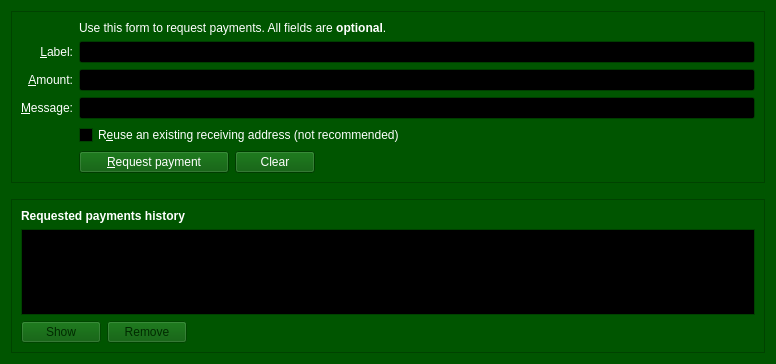
First picture: the form in src/qt/forms/receivecoinsdialog.ui, repository xviicoin-project/xviicoin, before the edit.
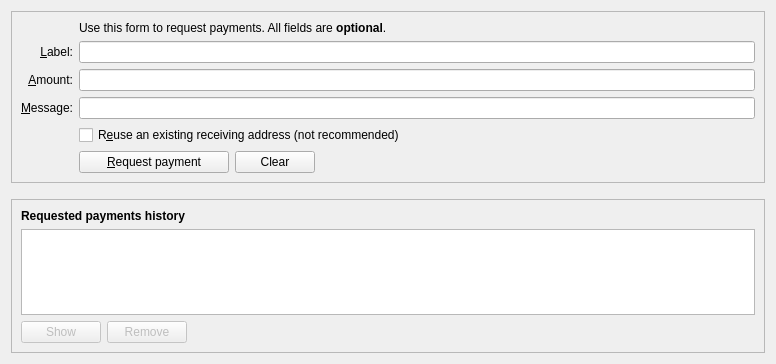
Second picture: the form after the edit. Icons and pictures are not drawn. Custom widgets are drawn as their Qt base class.

```diff
--- a/src/qt/forms/receivecoinsdialog.ui
+++ b/src/qt/forms/receivecoinsdialog.ui
@@ -10,448 +10,6 @@
     <height>364</height>
    </rect>
   </property>
-  <property name="palette">
-   <palette>
-    <active>
-     <colorrole role="WindowText">
-      <brush brushstyle="SolidPattern">
-       <color alpha="255">
-        <red>255</red>
-        <green>255</green>
-        <blue>255</blue>
-       </color>
-      </brush>
-     </colorrole>
-     <colorrole role="Button">
-      <brush brushstyle="SolidPattern">
-       <color alpha="255">
-        <red>0</red>
-        <green>85</green>
-        <blue>0</blue>
-       </color>
-      </brush>
-     </colorrole>
-     <colorrole role="Light">
-      <brush brushstyle="SolidPattern">
-       <color alpha="255">
-        <red>0</red>
-        <green>127</green>
-        <blue>0</blue>
-       </color>
-      </brush>
-     </colorrole>
-     <colorrole role="Midlight">
-      <brush brushstyle="SolidPattern">
-       <color alpha="255">
-        <red>0</red>
-        <green>106</green>
-        <blue>0</blue>
-       </color>
-      </brush>
-     </colorrole>
-     <colorrole role="Dark">
-      <brush brushstyle="SolidPattern">
-       <color alpha="255">
-        <red>0</red>
-        <green>42</green>
-        <blue>0</blue>
-       </color>
-      </brush>
-     </colorrole>
-     <colorrole role="Mid">
-      <brush brushstyle="SolidPattern">
-       <color alpha="255">
-        <red>0</red>
-        <green>56</green>
-        <blue>0</blue>
-       </color>
-      </brush>
-     </colorrole>
-     <colorrole role="Text">
-      <brush brushstyle="SolidPattern">
-       <color alpha="255">
-        <red>255</red>
-        <green>255</green>
-        <blue>255</blue>
-       </color>
-      </brush>
-     </colorrole>
-     <colorrole role="BrightText">
-      <brush brushstyle="SolidPattern">
-       <color alpha="255">
-        <red>255</red>
-        <green>255</green>
-        <blue>255</blue>
-       </color>
-      </brush>
-     </colorrole>
-     <colorrole role="ButtonText">
-      <brush brushstyle="SolidPattern">
-       <color alpha="255">
-        <red>255</red>
-        <green>255</green>
-        <blue>255</blue>
-       </color>
-      </brush>
-     </colorrole>
-     <colorrole role="Base">
-      <brush brushstyle="SolidPattern">
-       <color alpha="255">
-        <red>0</red>
-        <green>0</green>
-        <blue>0</blue>
-       </color>
-      </brush>
-     </colorrole>
-     <colorrole role="Window">
-      <brush brushstyle="SolidPattern">
-       <color alpha="255">
-        <red>0</red>
-        <green>85</green>
-        <blue>0</blue>
-       </color>
-      </brush>
-     </colorrole>
-     <colorrole role="Shadow">
-      <brush brushstyle="SolidPattern">
-       <color alpha="255">
-        <red>0</red>
-        <green>0</green>
-        <blue>0</blue>
-       </color>
-      </brush>
-     </colorrole>
-     <colorrole role="AlternateBase">
-      <brush brushstyle="SolidPattern">
-       <color alpha="255">
-        <red>0</red>
-        <green>42</green>
-        <blue>0</blue>
-       </color>
-      </brush>
-     </colorrole>
-     <colorrole role="ToolTipBase">
-      <brush brushstyle="SolidPattern">
-       <color alpha="255">
-        <red>255</red>
-        <green>255</green>
-        <blue>220</blue>
-       </color>
-      </brush>
-     </colorrole>
-     <colorrole role="ToolTipText">
-      <brush brushstyle="SolidPattern">
-       <color alpha="255">
-        <red>0</red>
-        <green>0</green>
-        <blue>0</blue>
-       </color>
-      </brush>
-     </colorrole>
-     <colorrole role="PlaceholderText">
-      <brush brushstyle="SolidPattern">
-       <color alpha="128">
-        <red>255</red>
-        <green>255</green>
-        <blue>255</blue>
-       </color>
-      </brush>
-     </colorrole>
-    </active>
-    <inactive>
-     <colorrole role="WindowText">
-      <brush brushstyle="SolidPattern">
-       <color alpha="255">
-        <red>255</red>
-        <green>255</green>
-        <blue>255</blue>
-       </color>
-      </brush>
-     </colorrole>
-     <colorrole role="Button">
-      <brush brushstyle="SolidPattern">
-       <color alpha="255">
-        <red>0</red>
-        <green>85</green>
-        <blue>0</blue>
-       </color>
-      </brush>
-     </colorrole>
-     <colorrole role="Light">
-      <brush brushstyle="SolidPattern">
-       <color alpha="255">
-        <red>0</red>
-        <green>127</green>
-        <blue>0</blue>
-       </color>
-      </brush>
-     </colorrole>
-     <colorrole role="Midlight">
-      <brush brushstyle="SolidPattern">
-       <color alpha="255">
-        <red>0</red>
-        <green>106</green>
-        <blue>0</blue>
-       </color>
-      </brush>
-     </colorrole>
-     <colorrole role="Dark">
-      <brush brushstyle="SolidPattern">
-       <color alpha="255">
-        <red>0</red>
-        <green>42</green>
-        <blue>0</blue>
-       </color>
-      </brush>
-     </colorrole>
-     <colorrole role="Mid">
-      <brush brushstyle="SolidPattern">
-       <color alpha="255">
-        <red>0</red>
-        <green>56</green>
-        <blue>0</blue>
-       </color>
-      </brush>
-     </colorrole>
-     <colorrole role="Text">
-      <brush brushstyle="SolidPattern">
-       <color alpha="255">
-        <red>255</red>
-        <green>255</green>
-        <blue>255</blue>
-       </color>
-      </brush>
-     </colorrole>
-     <colorrole role="BrightText">
-      <brush brushstyle="SolidPattern">
-       <color alpha="255">
-        <red>255</red>
-        <green>255</green>
-        <blue>255</blue>
-       </color>
-      </brush>
-     </colorrole>
-     <colorrole role="ButtonText">
-      <brush brushstyle="SolidPattern">
-       <color alpha="255">
-        <red>255</red>
-        <green>255</green>
-        <blue>255</blue>
-       </color>
-      </brush>
-     </colorrole>
-     <colorrole role="Base">
-      <brush brushstyle="SolidPattern">
-       <color alpha="255">
-        <red>0</red>
-        <green>0</green>
-        <blue>0</blue>
-       </color>
-      </brush>
-     </colorrole>
-     <colorrole role="Window">
-      <brush brushstyle="SolidPattern">
-       <color alpha="255">
-        <red>0</red>
-        <green>85</green>
-        <blue>0</blue>
-       </color>
-      </brush>
-     </colorrole>
-     <colorrole role="Shadow">
-      <brush brushstyle="SolidPattern">
-       <color alpha="255">
-        <red>0</red>
-        <green>0</green>
-        <blue>0</blue>
-       </color>
-      </brush>
-     </colorrole>
-     <colorrole role="AlternateBase">
-      <brush brushstyle="SolidPattern">
-       <color alpha="255">
-        <red>0</red>
-        <green>42</green>
-        <blue>0</blue>
-       </color>
-      </brush>
-     </colorrole>
-     <colorrole role="ToolTipBase">
-      <brush brushstyle="SolidPattern">
-       <color alpha="255">
-        <red>255</red>
-        <green>255</green>
-        <blue>220</blue>
-       </color>
-      </brush>
-     </colorrole>
-     <colorrole role="ToolTipText">
-      <brush brushstyle="SolidPattern">
-       <color alpha="255">
-        <red>0</red>
-        <green>0</green>
-        <blue>0</blue>
-       </color>
-      </brush>
-     </colorrole>
-     <colorrole role="PlaceholderText">
-      <brush brushstyle="SolidPattern">
-       <color alpha="128">
-        <red>255</red>
-        <green>255</green>
-        <blue>255</blue>
-       </color>
-      </brush>
-     </colorrole>
-    </inactive>
-    <disabled>
-     <colorrole role="WindowText">
-      <brush brushstyle="SolidPattern">
-       <color alpha="255">
-        <red>0</red>
-        <green>42</green>
-        <blue>0</blue>
-       </color>
-      </brush>
-     </colorrole>
-     <colorrole role="Button">
-      <brush brushstyle="SolidPattern">
-       <color alpha="255">
-        <red>0</red>
-        <green>85</green>
-        <blue>0</blue>
-       </color>
-      </brush>
-     </colorrole>
-     <colorrole role="Light">
-      <brush brushstyle="SolidPattern">
-       <color alpha="255">
-        <red>0</red>
-        <green>127</green>
-        <blue>0</blue>
-       </color>
-      </brush>
-     </colorrole>
-     <colorrole role="Midlight">
-      <brush brushstyle="SolidPattern">
-       <color alpha="255">
-        <red>0</red>
-        <green>106</green>
-        <blue>0</blue>
-       </color>
-      </brush>
-     </colorrole>
-     <colorrole role="Dark">
-      <brush brushstyle="SolidPattern">
-       <color alpha="255">
-        <red>0</red>
-        <green>42</green>
-        <blue>0</blue>
-       </color>
-      </brush>
-     </colorrole>
-     <colorrole role="Mid">
-      <brush brushstyle="SolidPattern">
-       <color alpha="255">
-        <red>0</red>
-        <green>56</green>
-        <blue>0</blue>
-       </color>
-      </brush>
-     </colorrole>
-     <colorrole role="Text">
-      <brush brushstyle="SolidPattern">
-       <color alpha="255">
-        <red>0</red>
-        <green>42</green>
-        <blue>0</blue>
-       </color>
-      </brush>
-     </colorrole>
-     <colorrole role="BrightText">
-      <brush brushstyle="SolidPattern">
-       <color alpha="255">
-        <red>255</red>
-        <green>255</green>
-        <blue>255</blue>
-       </color>
-      </brush>
-     </colorrole>
-     <colorrole role="ButtonText">
-      <brush brushstyle="SolidPattern">
-       <color alpha="255">
-        <red>0</red>
-        <green>42</green>
-        <blue>0</blue>
-       </color>
-      </brush>
-     </colorrole>
-     <colorrole role="Base">
-      <brush brushstyle="SolidPattern">
-       <color alpha="255">
-        <red>0</red>
-        <green>85</green>
-        <blue>0</blue>
-       </color>
-      </brush>
-     </colorrole>
-     <colorrole role="Window">
-      <brush brushstyle="SolidPattern">
-       <color alpha="255">
-        <red>0</red>
-        <green>85</green>
-        <blue>0</blue>
-       </color>
-      </brush>
-     </colorrole>
-     <colorrole role="Shadow">
-      <brush brushstyle="SolidPattern">
-       <color alpha="255">
-        <red>0</red>
-        <green>0</green>
-        <blue>0</blue>
-       </color>
-      </brush>
-     </colorrole>
-     <colorrole role="AlternateBase">
-      <brush brushstyle="SolidPattern">
-       <color alpha="255">
-        <red>0</red>
-        <green>85</green>
-        <blue>0</blue>
-       </color>
-      </brush>
-     </colorrole>
-     <colorrole role="ToolTipBase">
-      <brush brushstyle="SolidPattern">
-       <color alpha="255">
-        <red>255</red>
-        <green>255</green>
-        <blue>220</blue>
-       </color>
-      </brush>
-     </colorrole>
-     <colorrole role="ToolTipText">
-      <brush brushstyle="SolidPattern">
-       <color alpha="255">
-        <red>0</red>
-        <green>0</green>
-        <blue>0</blue>
-       </color>
-      </brush>
-     </colorrole>
-     <colorrole role="PlaceholderText">
-      <brush brushstyle="SolidPattern">
-       <color alpha="128">
-        <red>255</red>
-        <green>255</green>
-        <blue>255</blue>
-       </color>
-      </brush>
-     </colorrole>
-    </disabled>
-   </palette>
-  </property>
   <layout class="QVBoxLayout" name="verticalLayout" stretch="0,0,1">
    <item>
     <widget class="QFrame" name="frame2">
```
Left out of the diff: 8 changed lines with no effect on the pictures.
